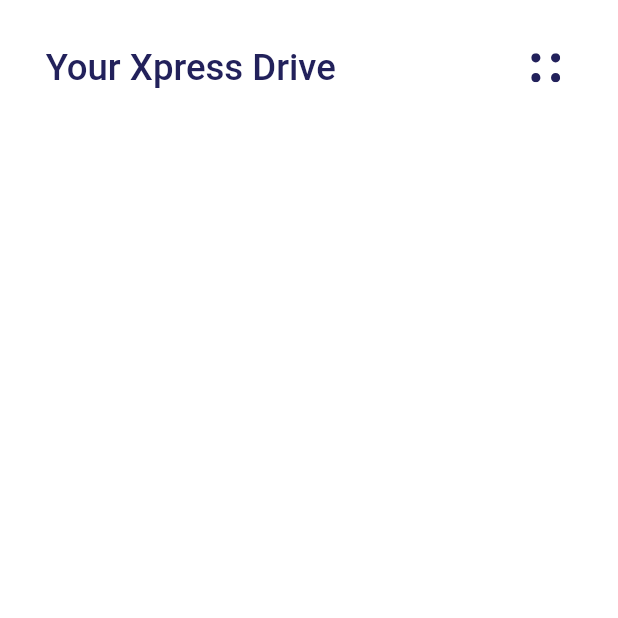
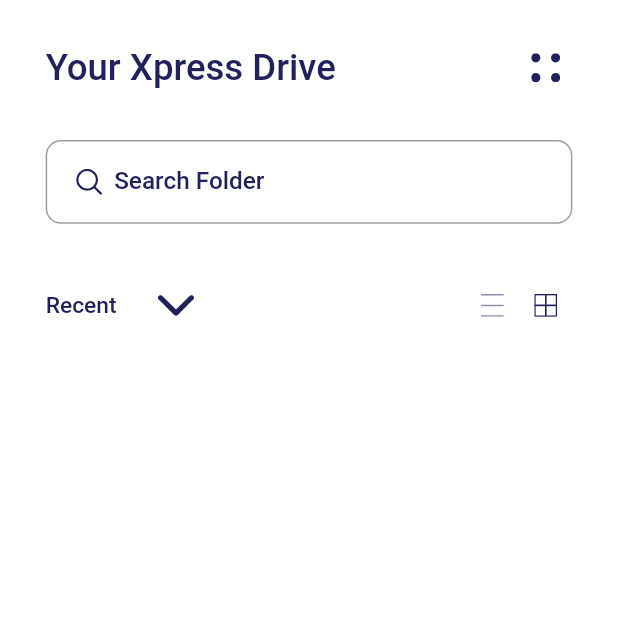
Before and after one commit to Code-Decoders/xpress_drive, a Flutter app: the screen it shows after launch, on a phone screen of 412 x 824 dp, the top half of it. Run offline on Flutter 3.47's test engine with Material 2 defaults, Android fonts, the phone set to English and light mode, and no system bars; our stand-ins replace auto_route, flutter_hooks, flutter_screenutil, flutter_svg, get_it, injectable and 2 more.

Commit message:
drop down and search added to ui

```diff
--- a/lib/ui/home/home_view.dart
+++ b/lib/ui/home/home_view.dart
@@ -3,7 +3,9 @@ import 'package:flutter_screenutil/flutter_screenutil.dart';
 import 'package:stacked/stacked.dart';
 import 'package:xpress_drive/ui/home/home_viewmodel.dart';
 import 'package:xpress_drive/ui/widget/color.dart';
+import 'package:xpress_drive/ui/widget/dropdown/dropdown.dart';
 import 'package:xpress_drive/ui/widget/icons/icon.dart';
+import 'package:xpress_drive/ui/widget/textfields/search_field.dart';
 
 class HomeView extends StatelessWidget {
   const HomeView({Key? key}) : super(key: key);
@@ -38,17 +40,68 @@ class HomeView extends StatelessWidget {
                             color: AppColor.primary,
                           ),
                         ),
-                        Material(
-                            color: Colors.transparent,
-                            shape: const CircleBorder(),
-                            child: InkWell(
+                        InkWell(
                             customBorder: const CircleBorder(),
                             onTap: () {},
                             child: Padding(
                               padding: EdgeInsets.all(8.0.h),
                               child: AppIcon(AppIcons.menu,
                                   size: 19.h, color: AppColor.primary),
-                                ))),
+                            )),
+                      ],
+                    ),
+                    SizedBox(
+                      height: 30.h,
+                    ),
+                    SearchField(
+                        hint: 'Search Folder',
+                        value: model.searchText,
+                        onChanged: model.setSearchText),
+                    SizedBox(
+                      height: 30.h,
+                    ),
+                    Row(
+                      children: [
+                        Dropdown<Filter>(
+                            items: Filter.values,
+                            value: model.filter,
+                            onChanged: model.setFilter,
+                            itemBuilder: (filter) {
+                              return Text(
+                                filter.name.replaceAll('_', ' '),
+                                style: TextStyle(
+                                    fontSize: 15.sp,
+                                    color: AppColor.primary,
+                                    fontWeight: FontWeight.w500),
+                              );
+                            }),
+                        Expanded(child: SizedBox.fromSize()),
+                        InkWell(
+                          customBorder: const CircleBorder(),
+                          onTap: () {
+                            model.setView(View.List);
+                          },
+                          child: Padding(
+                            padding: EdgeInsets.all(10.h),
+                            child: AppIcon(AppIcons.list,
+                                size: 15.h,
+                                color: AppColor.primary.withOpacity(
+                                    model.view == View.List ? 1 : 0.5)),
+                          ),
+                        ),
+                        InkWell(
+                          customBorder: const CircleBorder(),
+                          onTap: () {
+                            model.setView(View.Grid);
+                          },
+                          child: Padding(
+                            padding: EdgeInsets.all(10.h),
+                            child: AppIcon(AppIcons.grid,
+                                size: 15.h,
+                                color: AppColor.primary.withOpacity(
+                                    model.view == View.Grid ? 1 : 0.5)),
+                          ),
+                        ),
                       ],
                     )
                   ],
--- a/lib/ui/home/home_viewmodel.dart
+++ b/lib/ui/home/home_viewmodel.dart
@@ -1,7 +1,42 @@
 import 'package:stacked/stacked.dart';
 
+enum Filter {
+  Recent,
+  Oldest,
+  A_TO_Z,
+  Z_TO_A,
+}
+
+enum View {
+  List,
+  Grid,
+}
+
 class HomeViewModel extends BaseViewModel {
+  String _searchText = "";
 
+  Filter _filter = Filter.Recent;
 
+  View _view = View.Grid;
 
+  String get searchText => _searchText;
+
+  Filter get filter => _filter;
+
+  View get view => _view;
+
+  void setSearchText(String value) {
+    _searchText = value;
+    notifyListeners();
+  }
+
+  void setFilter(Filter? value) {
+    _filter = value!;
+    notifyListeners();
+  }
+
+  void setView(View value) {
+    _view = value;
+    notifyListeners();
+  }
 }
--- a/lib/ui/widget/color.dart
+++ b/lib/ui/widget/color.dart
@@ -3,4 +3,7 @@ import 'package:flutter/material.dart';
 class AppColor {
   /// 22215B
   static Color get primary => const Color(0xFF22215B);
+
+  /// EEF2FE
+  static Color get borderColor => const Color(0xFFEEF2FE);
 }
--- /dev/null
+++ b/lib/ui/widget/dropdown/dropdown.dart
@@ -0,0 +1,45 @@
+import 'package:flutter/material.dart';
+import 'package:flutter_screenutil/flutter_screenutil.dart';
+import 'package:xpress_drive/ui/widget/color.dart';
+import 'package:xpress_drive/ui/widget/icons/icon.dart';
+
+class Dropdown<T> extends StatelessWidget {
+  final List<T> items;
+  final T value;
+  final Function(T?)? onChanged;
+  final Widget Function(T)? itemBuilder;
+  const Dropdown(
+      {Key? key,
+      required this.items,
+      required this.value,
+      this.onChanged,
+      required this.itemBuilder})
+      : super(key: key);
+
+  @override
+  Widget build(BuildContext context) {
+    return SizedBox(
+      width: 90.w,
+      child: DropdownButtonFormField<T>(
+          decoration: const InputDecoration(
+            border: InputBorder.none,
+            focusedBorder: InputBorder.none,
+          ),
+          value: value,
+          items: items
+              .map((e) => DropdownMenuItem<T>(
+                    child: itemBuilder!(e),
+                    value: e,
+                  ))
+              .toList(),
+          elevation: 1,
+          dropdownColor: Colors.white,
+          icon: AppIcon(
+            AppIcons.arrow_down,
+            size: 8.h,
+            color: AppColor.primary,
+          ),
+          onChanged: onChanged),
+    );
+  }
+}
--- a/lib/ui/widget/icons/icons.dart
+++ b/lib/ui/widget/icons/icons.dart
@@ -7,5 +7,9 @@ class AppIcons {
 
   final String name;
 
+  static const AppIcons arrow_down = AppIcons._('arrow_down');
+  static const AppIcons grid = AppIcons._('grid');
+  static const AppIcons list = AppIcons._('list');
   static const AppIcons menu = AppIcons._('menu');
+  static const AppIcons search = AppIcons._('search');
 }
--- /dev/null
+++ b/lib/ui/widget/textfields/search_field.dart
@@ -0,0 +1,59 @@
+import 'package:flutter/material.dart';
+import 'package:flutter_hooks/flutter_hooks.dart';
+import 'package:flutter_screenutil/flutter_screenutil.dart';
+import 'package:xpress_drive/ui/widget/color.dart';
+import 'package:xpress_drive/ui/widget/icons/icon.dart';
+
+class SearchField extends HookWidget {
+  final String hint;
+  final Function(String)? onChanged;
+  final String? value;
+  const SearchField({
+    Key? key,
+    required this.hint,
+    this.onChanged,
+    this.value,
+  }) : super(key: key);
+
+  @override
+  Widget build(BuildContext context) {
+    final controller = useTextEditingController(text: value);
+    return Container(
+      height: 55.h,
+      child: TextField(
+        controller: controller,
+        onChanged: onChanged,
+        style: TextStyle(
+          fontSize: 16.sp,
+          fontWeight: FontWeight.w500,
+          color: AppColor.primary,
+        ),
+        cursorColor: AppColor.primary,
+        decoration: InputDecoration(
+          hintText: hint,
+          hintStyle: TextStyle(
+            fontSize: 16.sp,
+            fontWeight: FontWeight.w500,
+            color: AppColor.primary,
+          ),
+          border: OutlineInputBorder(
+              borderRadius: BorderRadius.circular(10.h),
+              borderSide: BorderSide(color: AppColor.borderColor)),
+          focusedBorder: OutlineInputBorder(
+              borderRadius: BorderRadius.circular(10.h),
+              borderSide: BorderSide(color: AppColor.borderColor)),
+          prefixIcon: Padding(
+            padding: EdgeInsets.fromLTRB(19.h, 19.h, 6.h, 19.h),
+            child: AppIcon(
+              AppIcons.search,
+              color: AppColor.primary,
+              size: 20.h,
+            ),
+          ),
+          prefixIconConstraints:
+              BoxConstraints(maxHeight: 55.h, maxWidth: 55.h),
+        ),
+      ),
+    );
+  }
+}
--- a/pubspec.yaml
+++ b/pubspec.yaml
@@ -31,6 +31,7 @@ dependencies:
   cupertino_icons: ^1.0.2
   flutter:
     sdk: flutter
+  flutter_hooks: ^0.18.2+1
   flutter_screenutil: ^5.3.1
   flutter_svg: ^1.0.3
   get_it: ^7.2.0
```
Also changed, not shown: assets/icons/arrow_down.svg (added), assets/icons/grid.svg (added), assets/icons/list.svg (added), assets/icons/search.svg (added), pubspec.lock. Lines whose indentation alone changed are shown as unchanged.
